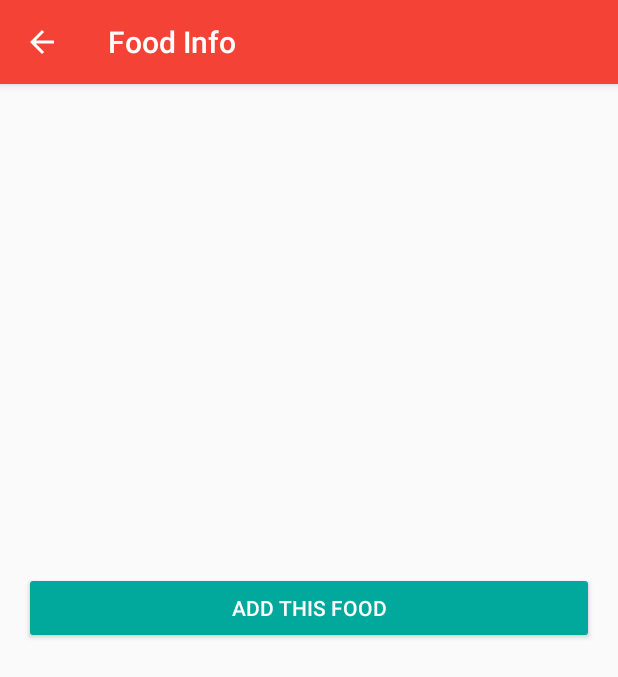
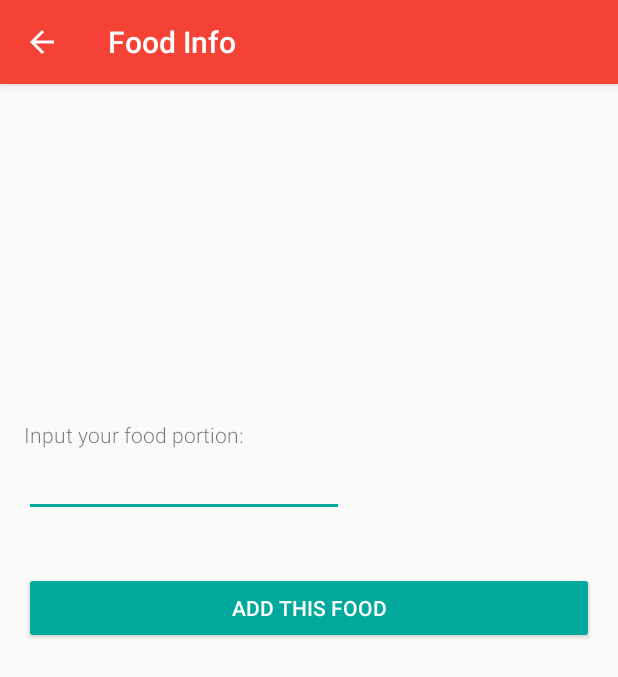
Before and after one commit to bravyto/pplA01, an Android app: the InfoFoodActivity screen opened directly, with no data from a screen before it, on a phone screen of 412 x 824 dp. Shown: the top 677 px of the screen. Run offline under Robolectric (Android 15) with nearby library versions, the light colour scheme and no system bars; 9 statements that could not run were skipped.

Commit message:
create input portion feature
input portion

```diff
--- a/app/src/main/java/ppla01/foodo/InfoFoodActivity.java
+++ b/app/src/main/java/ppla01/foodo/InfoFoodActivity.java
@@ -8,6 +8,7 @@ import android.support.v7.app.AppCompatActivity;
 import android.os.Bundle;
 import android.view.View;
 import android.widget.Button;
+import android.widget.EditText;
 import android.widget.RelativeLayout;
 import android.widget.TextView;
 import android.widget.Toast;
@@ -23,8 +24,10 @@ public class InfoFoodActivity extends AppCompatActivity {
     Button addFood ;
     Bundle extras;
     Intent intent;
+    EditText edit1;
     String foodName,calories, kalori;
     SharedPreferences spref;
+    double portion =1;
     SharedPreferences.Editor editor;
     ArrayList<String> listPagi = new ArrayList<>();
     ArrayList<String> listSiang = new ArrayList<>();
@@ -70,6 +73,8 @@ public class InfoFoodActivity extends AppCompatActivity {
         TextView textV6 = (TextView) findViewById(R.id.theSugar);
         TextView textV7 = (TextView) findViewById(R.id.theCalcium);
         TextView textV8 = (TextView) findViewById(R.id.theChole);
+        edit1 = (EditText) findViewById(R.id.inputPortion);
+
         textV1.setText(foodName);
         textV1.setTextSize(26);
         textV2.setText(calories);
@@ -87,7 +92,9 @@ public class InfoFoodActivity extends AppCompatActivity {
                 spref = getApplicationContext().getSharedPreferences("my_data", 0);
                 editor = spref.edit();
                 String jenis = spref.getString("jenis", "");
-                double caloriUpdate = Double.parseDouble(kalori);
+                String thePortion = edit1.getText().toString();
+                portion = Double.parseDouble(thePortion);
+                double caloriUpdate = Double.parseDouble(kalori) * portion;
 
                 AddFoodActivity addFoodActivity = new AddFoodActivity();
                 Intent intent = new Intent(v.getContext(), AddFoodActivity.class);
--- a/app/src/main/res/layout/activity_info_food.xml
+++ b/app/src/main/res/layout/activity_info_food.xml
@@ -95,4 +95,26 @@
         android:layout_marginTop="101dp"
         android:textColor="#ffffff" />
 
+    <TextView
+        android:layout_width="wrap_content"
+        android:layout_height="wrap_content"
+        android:text="Input your food portion: "
+        android:id="@+id/portionText"
+        android:layout_below="@+id/theChole"
+        android:layout_alignParentLeft="true"
+        android:layout_alignParentStart="true" />
+
+    <EditText
+        android:layout_below="@id/portionText"
+        android:layout_width="wrap_content"
+        android:layout_height="wrap_content"
+        android:inputType="number"
+        android:ems="10"
+        android:id="@+id/inputPortion"
+        android:layout_centerVertical="true"
+        android:layout_alignParentLeft="true"
+        android:layout_alignParentStart="true" />
+
+
+
 </RelativeLayout>
```
Also changed, not shown: 1 other file.
